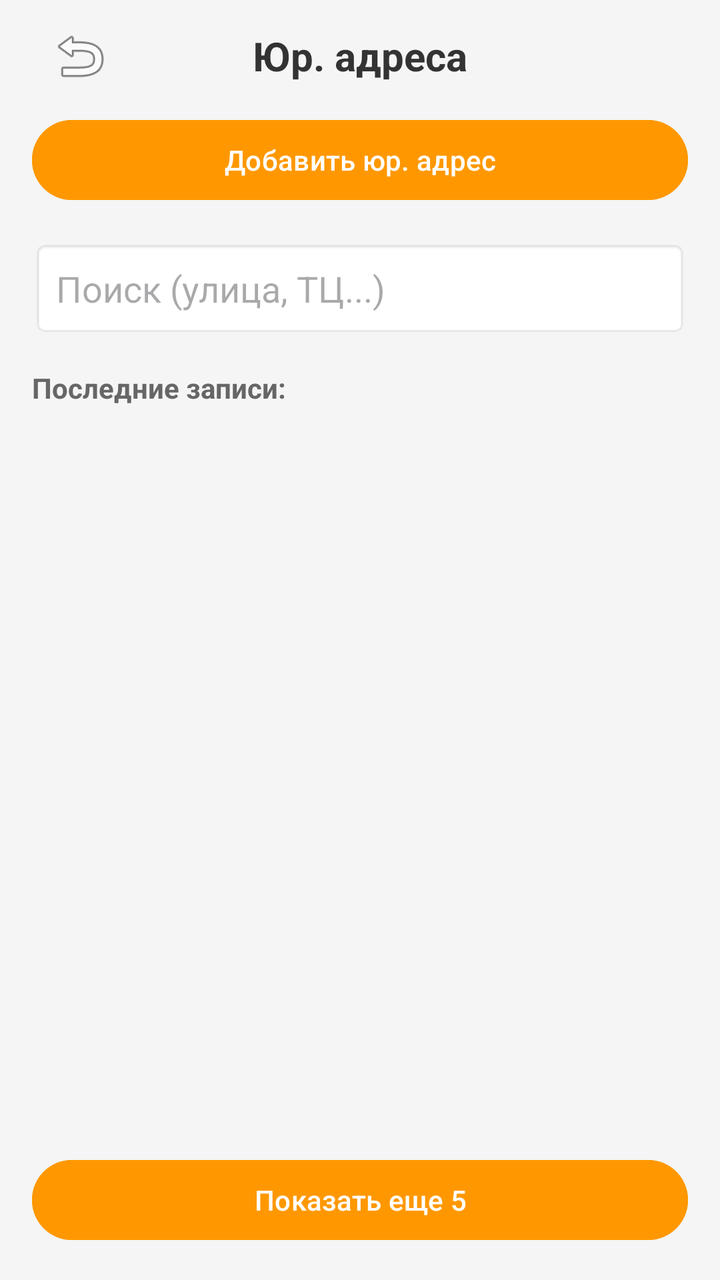
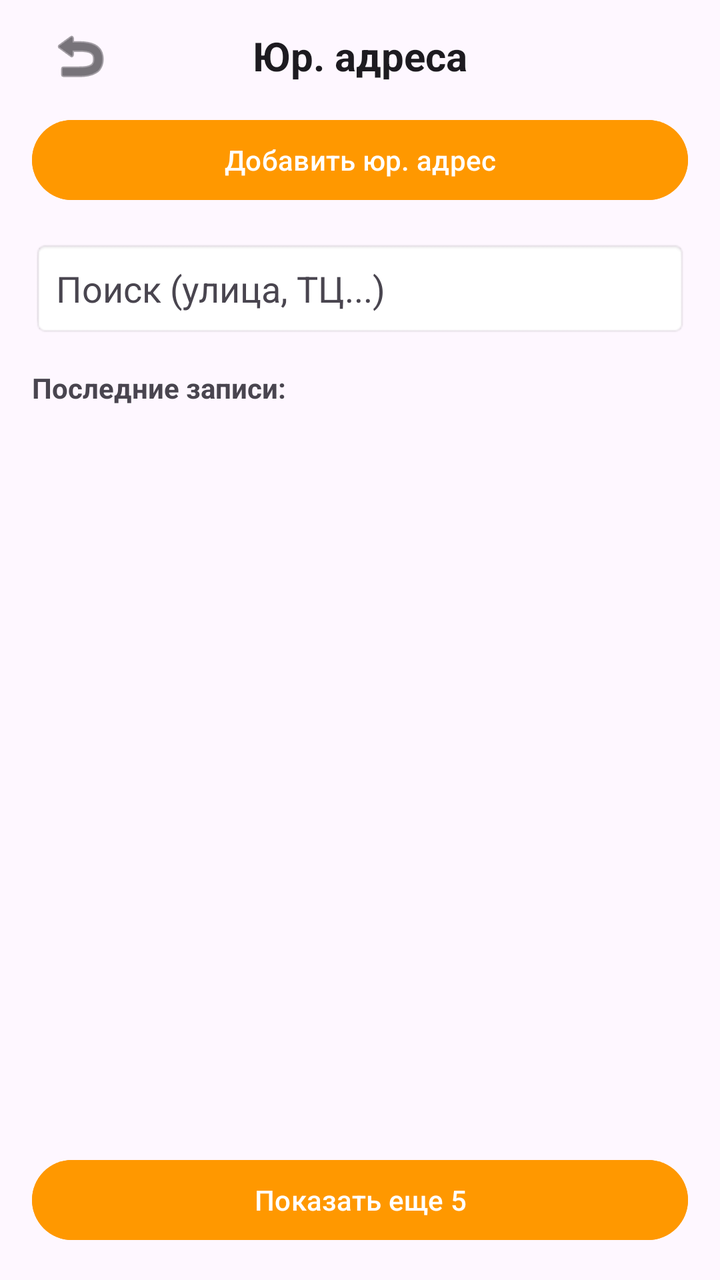

Compare the two renders of this Android layout. The source of the first and the diff that turns it into the second are given below.
<!-- AndroidManifest.xml: application theme Theme.BaseHome -->
<!-- res/layout/activity_business_address.xml -->
<?xml version="1.0" encoding="utf-8"?>
<LinearLayout xmlns:android="http://schemas.android.com/apk/res/android"
    android:layout_width="match_parent"
    android:layout_height="match_parent"
    android:orientation="vertical"
    android:fitsSystemWindows="true"
    android:background="#F5F5F5">

    
    <RelativeLayout
        android:layout_width="match_parent"
        android:layout_height="56dp"
        android:paddingHorizontal="16dp">

        <ImageButton
            android:id="@+id/btnBackBusiness"
            android:layout_width="48dp"
            android:layout_height="48dp"
            android:layout_centerVertical="true"
            android:background="?android:attr/selectableItemBackgroundBorderless"
            android:src="@android:drawable/ic_menu_revert" />

        <TextView
            android:layout_width="wrap_content"
            android:layout_height="wrap_content"
            android:layout_centerInParent="true"
            android:text="Юр. адреса"
            android:textSize="20sp"
            android:textStyle="bold"
            android:textColor="#333333" />
    </RelativeLayout>

    <Button
        android:id="@+id/btnAddBusinessAddress"
        android:layout_width="match_parent"
        android:layout_height="wrap_content"
        android:layout_marginHorizontal="16dp"
        android:text="Добавить юр. адрес"
        android:backgroundTint="#FF9800" />

    <EditText
        android:id="@+id/etSearchBusiness"
        android:layout_width="match_parent"
        android:layout_height="wrap_content"
        android:layout_margin="16dp"
        android:hint="Поиск (улица, ТЦ...)"
        android:padding="12dp"
        android:background="@android:drawable/editbox_background" />

    <TextView
        android:id="@+id/tvSectionTitleBusiness"
        android:layout_width="match_parent"
        android:layout_height="wrap_content"
        android:layout_marginHorizontal="16dp"
        android:text="Последние записи:"
        android:textStyle="bold"
        android:textColor="#666666" />

    <androidx.recyclerview.widget.RecyclerView
        android:id="@+id/rvBusinessAddresses"
        android:layout_width="match_parent"
        android:layout_height="0dp"
        android:layout_weight="1"
        android:layout_marginTop="8dp" />

    <TextView
        android:id="@+id/tvNoResultsBusiness"
        android:layout_width="match_parent"
        android:layout_height="wrap_content"
        android:text="Ничего не найдено"
        android:textAlignment="center"
        android:layout_marginTop="20dp"
        android:visibility="gone" />

    <Button
        android:id="@+id/btnViewMoreBusiness"
        android:layout_width="match_parent"
        android:layout_height="wrap_content"
        android:layout_margin="16dp"
        android:text="Показать еще 5"
        android:backgroundTint="#FF9800" />

</LinearLayout>
<!-- resources referenced by this layout -->
<resources>
  <style name="Theme.BaseHome" parent="Base.Theme.BaseHome" />
  <style name="Base.Theme.BaseHome" parent="Theme.Material3.DayNight.NoActionBar">
          
          
      </style>
</resources>

<!-- the commit's change to res/layout/activity_business_address.xml (unified diff, before → after) -->
@@ -1,10 +1,11 @@
 <?xml version="1.0" encoding="utf-8"?>
 <LinearLayout xmlns:android="http://schemas.android.com/apk/res/android"
+    xmlns:app="http://schemas.android.com/apk/res-auto"
     android:layout_width="match_parent"
     android:layout_height="match_parent"
     android:orientation="vertical"
     android:fitsSystemWindows="true"
-    android:background="#F5F5F5">
+    android:background="?android:attr/windowBackground">
 
     
     <RelativeLayout
@@ -18,7 +19,8 @@
             android:layout_height="48dp"
             android:layout_centerVertical="true"
             android:background="?android:attr/selectableItemBackgroundBorderless"
-            android:src="@android:drawable/ic_menu_revert" />
+            android:src="@android:drawable/ic_menu_revert"
+            app:tint="?android:attr/textColorPrimary" />
 
         <TextView
             android:layout_width="wrap_content"
@@ -27,7 +29,7 @@
             android:text="Юр. адреса"
             android:textSize="20sp"
             android:textStyle="bold"
-            android:textColor="#333333" />
+            android:textColor="?android:attr/textColorPrimary" />
     </RelativeLayout>
 
     <Button
@@ -45,6 +47,8 @@
         android:layout_margin="16dp"
         android:hint="Поиск (улица, ТЦ...)"
         android:padding="12dp"
+        android:textColor="?android:attr/textColorPrimary"
+        android:textColorHint="?android:attr/textColorSecondary"
         android:background="@android:drawable/editbox_background" />
 
     <TextView
@@ -54,7 +58,7 @@
         android:layout_marginHorizontal="16dp"
         android:text="Последние записи:"
         android:textStyle="bold"
-        android:textColor="#666666" />
+        android:textColor="?android:attr/textColorSecondary" />
 
     <androidx.recyclerview.widget.RecyclerView
         android:id="@+id/rvBusinessAddresses"
@@ -70,6 +74,7 @@
         android:text="Ничего не найдено"
         android:textAlignment="center"
         android:layout_marginTop="20dp"
+        android:textColor="?android:attr/textColorSecondary"
         android:visibility="gone" />
 
     <Button
